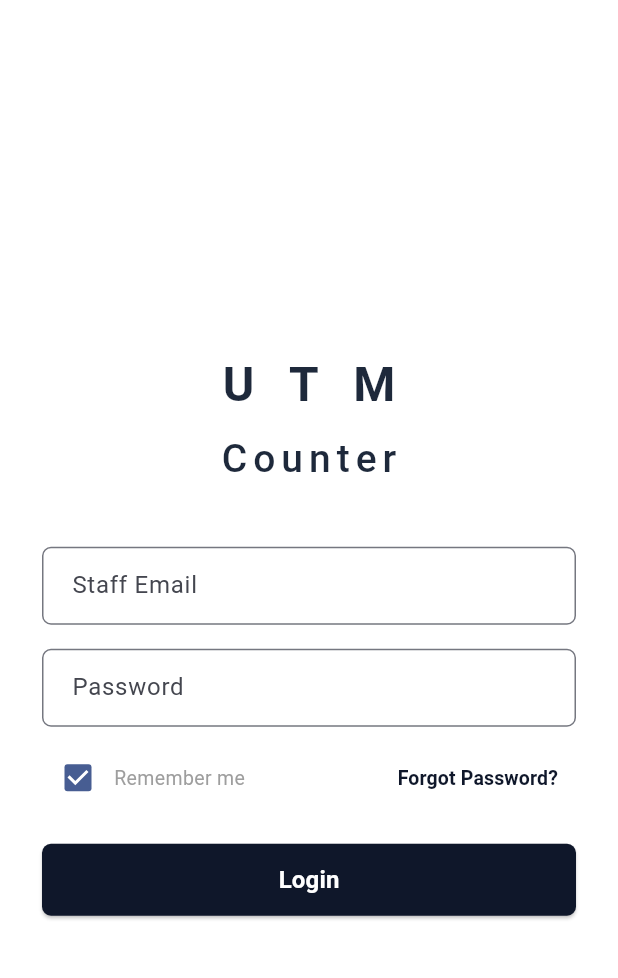
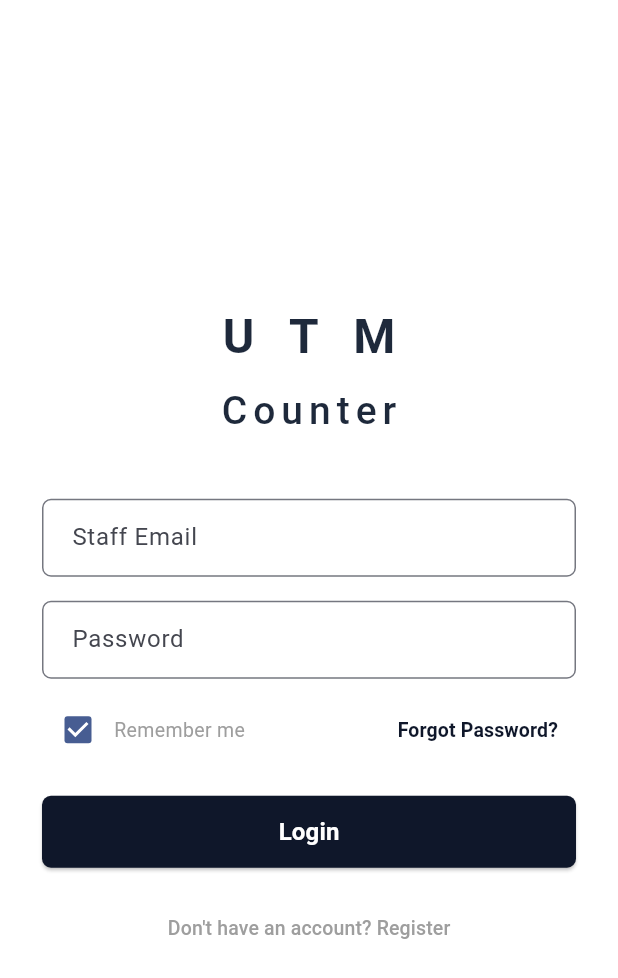
Before and after one commit to uchiha0bd/Project_Map, a Flutter app: the screen it shows after launch, on a phone screen of 412 x 824 dp. Shown: the top 978 px of the screen. Run offline on Flutter 3.47's test engine with Material 3 defaults, Android fonts, the phone set to English and light mode, and no system bars; our stand-ins replace cloud_firestore, firebase_auth, firebase_core; accounts and stored records are empty.

Commit message:
update fix bug

```diff
--- a/frontend/lib/views/login_view.dart
+++ b/frontend/lib/views/login_view.dart
@@ -3,6 +3,7 @@ import 'package:provider/provider.dart';
 import '../viewmodels/auth_viewmodel.dart';
 import '../services/auth_service.dart';
 import 'role_router.dart';
+import 'registration_view.dart';
 
 class LoginView extends StatefulWidget {
   const LoginView({super.key});
@@ -230,6 +231,19 @@ class _LoginViewState extends State<LoginView> {
                         : const Text('Login', style: TextStyle(fontSize: 16, fontWeight: FontWeight.w600)),
                   ),
                 ),
+                const SizedBox(height: 16),
+                TextButton(
+                  onPressed: () {
+                    Navigator.push(
+                      context,
+                      MaterialPageRoute(builder: (_) => const RegistrationView()),
+                    );
+                  },
+                  child: const Text(
+                    "Don't have an account? Register",
+                    style: TextStyle(fontSize: 13, color: Colors.grey, fontWeight: FontWeight.w500),
+                  ),
+                ),
               ],
             ),
           ),
```
